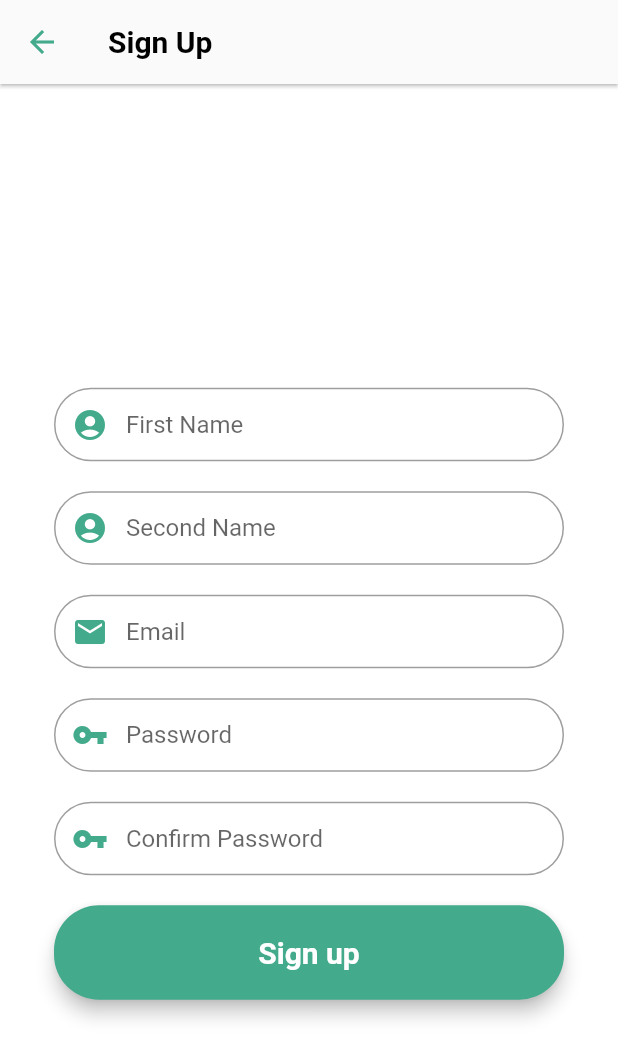
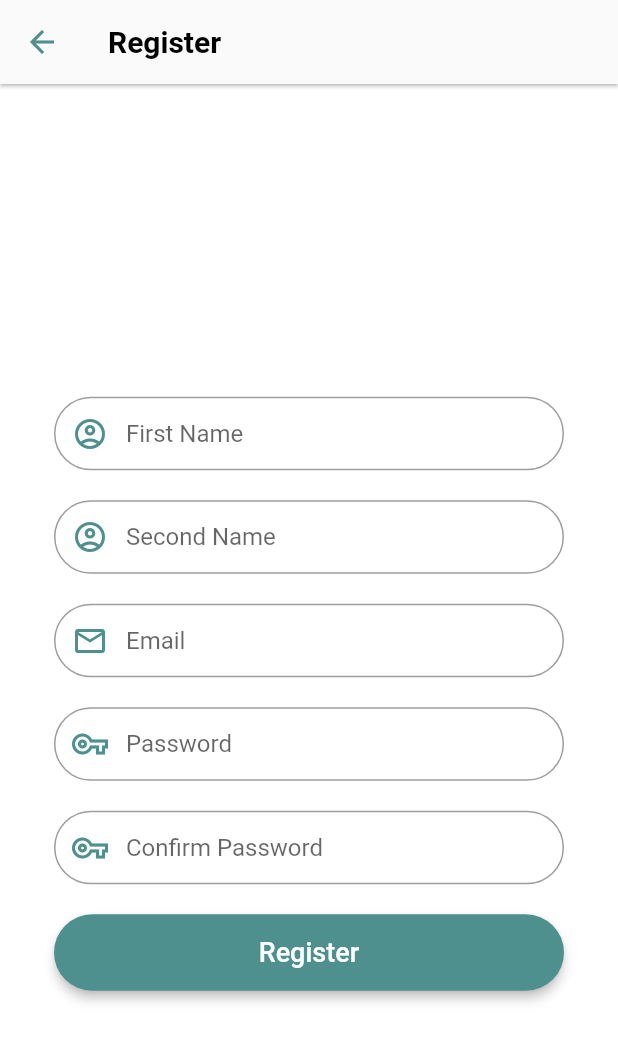
Before and after one commit to AlOmair-Batool/Khazna, a Flutter app: the RegistrationScreen screen opened directly, on a phone screen of 412 x 824 dp. Shown: the top 1059 px of the screen. Run offline on Flutter 3.47's test engine with Material 2 defaults, Android fonts, the light colour scheme and no system bars; our stand-ins replace animated_bottom_navigation_bar, animated_splash_screen, cloud_firestore, firebase_auth, firebase_core, fl_chart and 6 more; missing offline and left inert: email_auth, telephony; accounts and stored records are empty.

Commit message:
General enhancements

```diff
--- a/lib/Pages/registration_screen.dart
+++ b/lib/Pages/registration_screen.dart
@@ -70,8 +70,8 @@ class _RegistrationScreenState extends State<RegistrationScreen> {
         textInputAction: TextInputAction.next,
         decoration: InputDecoration(
           prefixIcon: Icon(
-              Icons.account_circle,
-              color: Color(0xff43AA8B)),
+              Icons.account_circle_outlined,
+              color: primary),
           contentPadding: EdgeInsets.fromLTRB(20, 15, 20, 15),
           hintText: "First Name",
           border: OutlineInputBorder(
@@ -96,8 +96,8 @@ class _RegistrationScreenState extends State<RegistrationScreen> {
         textInputAction: TextInputAction.next,
         decoration: InputDecoration(
           prefixIcon: Icon(
-              Icons.account_circle,
-              color: Color(0xff43AA8B)),
+              Icons.account_circle_outlined,
+              color: primary),
           contentPadding: EdgeInsets.fromLTRB(20, 15, 20, 15),
           hintText: "Second Name",
           border: OutlineInputBorder(
@@ -130,8 +130,8 @@ class _RegistrationScreenState extends State<RegistrationScreen> {
         textInputAction: TextInputAction.next,
         decoration: InputDecoration(
           prefixIcon: Icon(
-              Icons.mail,
-              color: Color(0xff43AA8B)),
+              Icons.mail_outlined,
+              color: primary),
           contentPadding: EdgeInsets.fromLTRB(20, 15, 20, 15),
           hintText: "Email",
           border: OutlineInputBorder(
@@ -162,8 +162,8 @@ class _RegistrationScreenState extends State<RegistrationScreen> {
         textInputAction: TextInputAction.next,
         decoration: InputDecoration(
           prefixIcon: Icon(
-              Icons.vpn_key,
-              color: Color(0xff43AA8B)),
+              Icons.vpn_key_outlined,
+              color: primary),
           contentPadding: EdgeInsets.fromLTRB(20, 15, 20, 15),
           hintText: "Password",
           border: OutlineInputBorder(
@@ -194,8 +194,8 @@ class _RegistrationScreenState extends State<RegistrationScreen> {
         textInputAction: TextInputAction.done,
         decoration: InputDecoration(
           prefixIcon: Icon(
-              Icons.vpn_key,
-              color: Color(0xff43AA8B)),
+              Icons.vpn_key_outlined,
+              color: primary),
           contentPadding: EdgeInsets.fromLTRB(20, 15, 20, 15),
           hintText: "Confirm Password",
           border: OutlineInputBorder(
@@ -207,11 +207,11 @@ class _RegistrationScreenState extends State<RegistrationScreen> {
 
     //sign up button
     final signUpButton = Material(
-      elevation: 5,
+      elevation: 3,
       borderRadius: BorderRadius.circular(30),
-      color: Color(0xff43AA8B),
+      color: primary,
       child: MaterialButton(
-          padding: EdgeInsets.fromLTRB(20, 20, 20, 20),
+          padding: EdgeInsets.fromLTRB(15, 15, 15, 15),
           minWidth: MediaQuery
               .of(context)
               .size
@@ -236,9 +236,9 @@ class _RegistrationScreenState extends State<RegistrationScreen> {
             }
           },
 
-          child: Text("Sign up", textAlign: TextAlign.center,
+          child: Text("Register", textAlign: TextAlign.center,
             style: TextStyle(
-                fontSize: 20, color: Colors.white, fontWeight: FontWeight.bold),
+                fontSize: 18, color: Colors.white, fontWeight: FontWeight.w500),
           )),
 
     );
@@ -246,14 +246,14 @@ class _RegistrationScreenState extends State<RegistrationScreen> {
 
       backgroundColor: Colors.white,
       appBar: AppBar(
-        title: Text("Sign Up"),
+        title: Text("Register"),
         titleTextStyle: TextStyle(color: Colors.black ,
             fontSize: 20,
             fontWeight: FontWeight.bold ),
         backgroundColor: Theme.of(context).scaffoldBackgroundColor,
         elevation: 1,
         leading: IconButton(
-          icon: Icon(Icons.arrow_back, color: Color(0xff43AA8B)),
+          icon: Icon(Icons.arrow_back, color: primary),
           onPressed: () {
             //passing this to our root
             Navigator.of(context).pop();
--- a/lib/theme/colors.dart
+++ b/lib/theme/colors.dart
@@ -1,7 +1,7 @@
 import 'package:flutter/material.dart';
 
-const Color primary= Color(0xFF40A083);
-const Color secondary = Color(0xFF4D908E);
+const Color  primary = Color(0xFF4D908E);
+const Color secondary= Color(0xFF40A083);
 const Color black = Color(0xFF000000);
 const Color white = Color(0xFFFFFFFF);
 const Color grey = Colors.grey;
```
Also changed, not shown: lib/Pages/login_screen.dart (+14 -14 lines), 2 other files.
